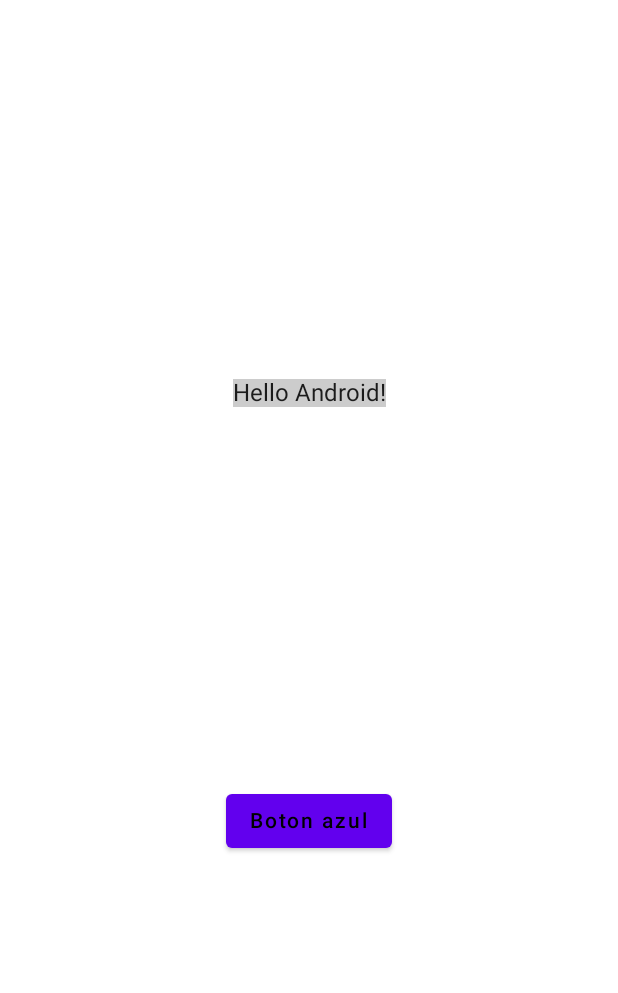
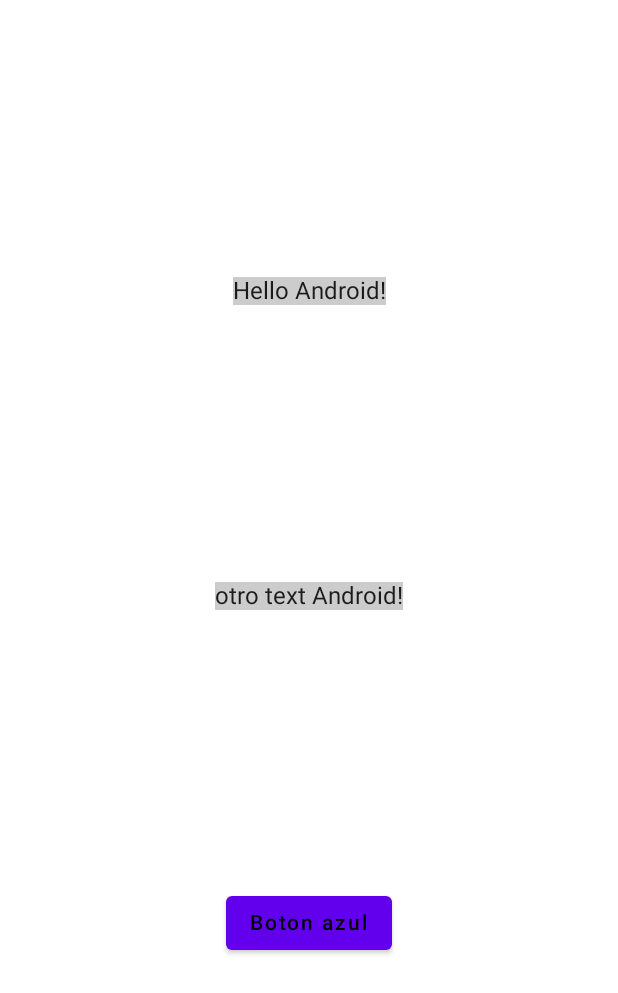
Before and after one commit to camarmadev/GitPruebas, an Android app built with Jetpack Compose: the screen it shows after launch (MainActivity), on a phone screen of 412 x 824 dp. Shown: the top 993 px of the screen. Run offline under Robolectric (Android 15) with nearby library versions, the phone set to English and light mode, and no system bars.

Commit message:
añado un texto

```diff
--- a/app/src/main/java/com/javidev/gitpruebasjavikidoandroid/MainActivity.kt
+++ b/app/src/main/java/com/javidev/gitpruebasjavikidoandroid/MainActivity.kt
@@ -41,6 +41,7 @@ fun Greeting(name: String) {
     ) {
 
         Text(text = "Hello $name!", modifier = Modifier.background(Color.LightGray))
+        Text(text = "otro text $name!", modifier = Modifier.background(Color.LightGray))
 
         Button(onClick = { /*TODO*/ }) {
             Text(text = "Boton azul", color = Color.Black)
```
